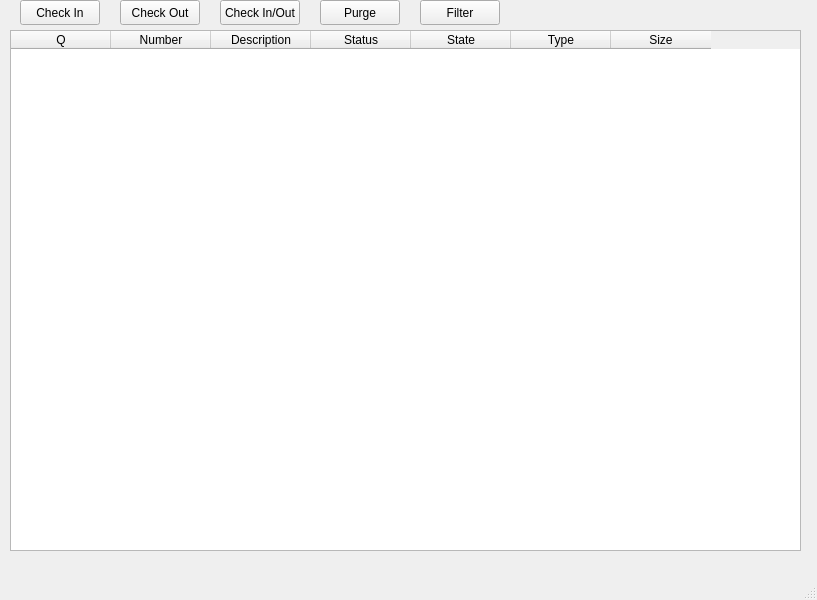
This is src/GUI/MainWindow.ui in grd/FreePDM as Qt 5 draws it before an edit. The edited form follows.
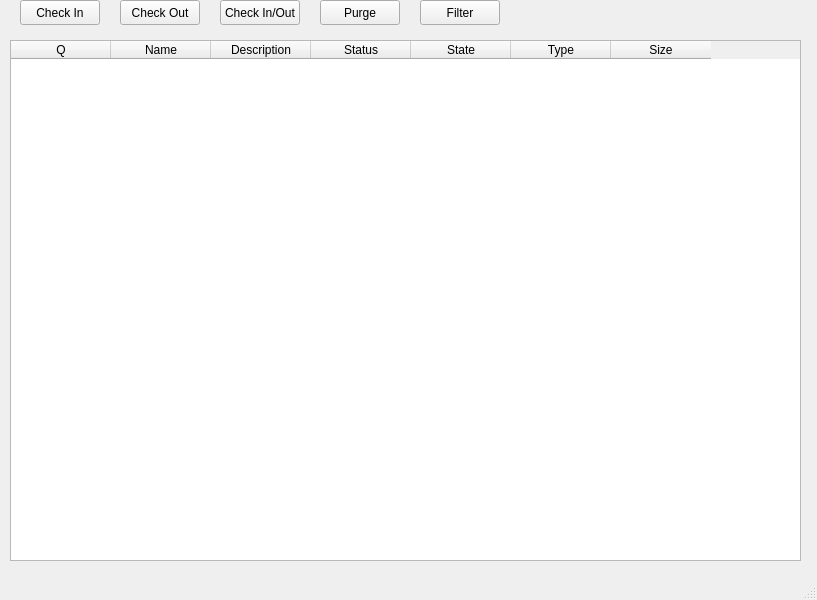
This is the edited form.

Commit message: changed directory color

Diff of the .ui file:
```diff
--- a/src/GUI/MainWindow.ui
+++ b/src/GUI/MainWindow.ui
@@ -57,7 +57,7 @@
     <property name="geometry">
      <rect>
       <x>10</x>
-      <y>30</y>
+      <y>40</y>
       <width>791</width>
       <height>521</height>
      </rect>
@@ -69,7 +69,7 @@
     </column>
     <column>
      <property name="text">
-      <string extracomment="Optionally number">Number</string>
+      <string extracomment="Optionally number">Name</string>
      </property>
      <property name="toolTip">
       <string extracomment="Optional number"/>
```
The commit also changes 1 other file.
